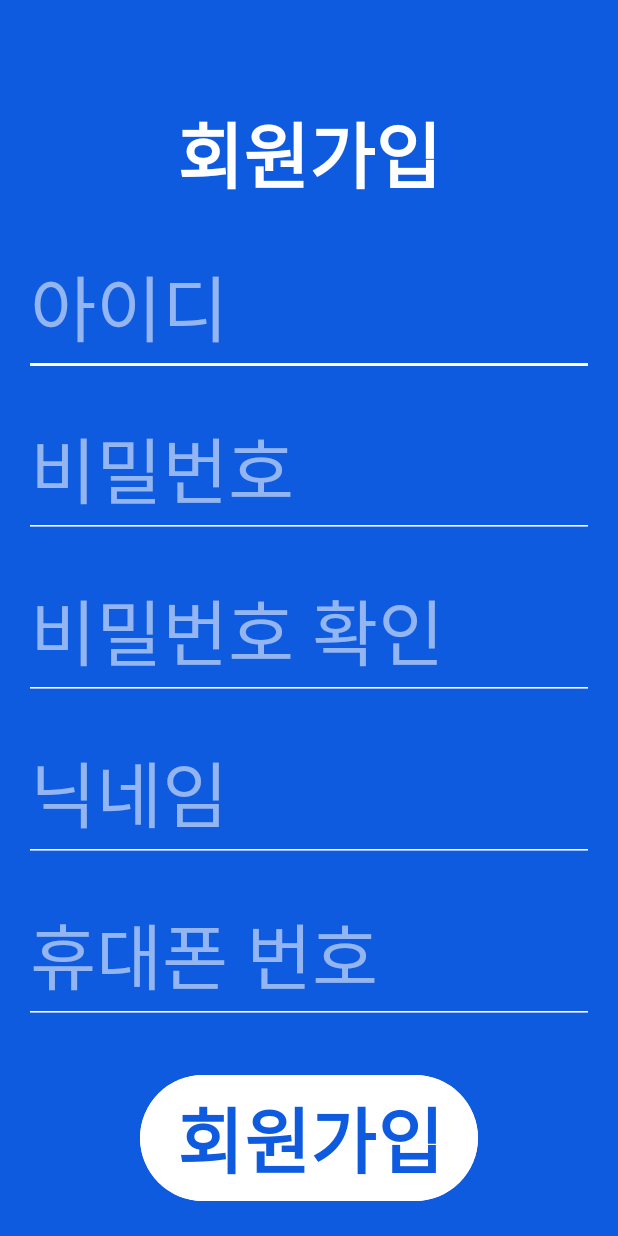
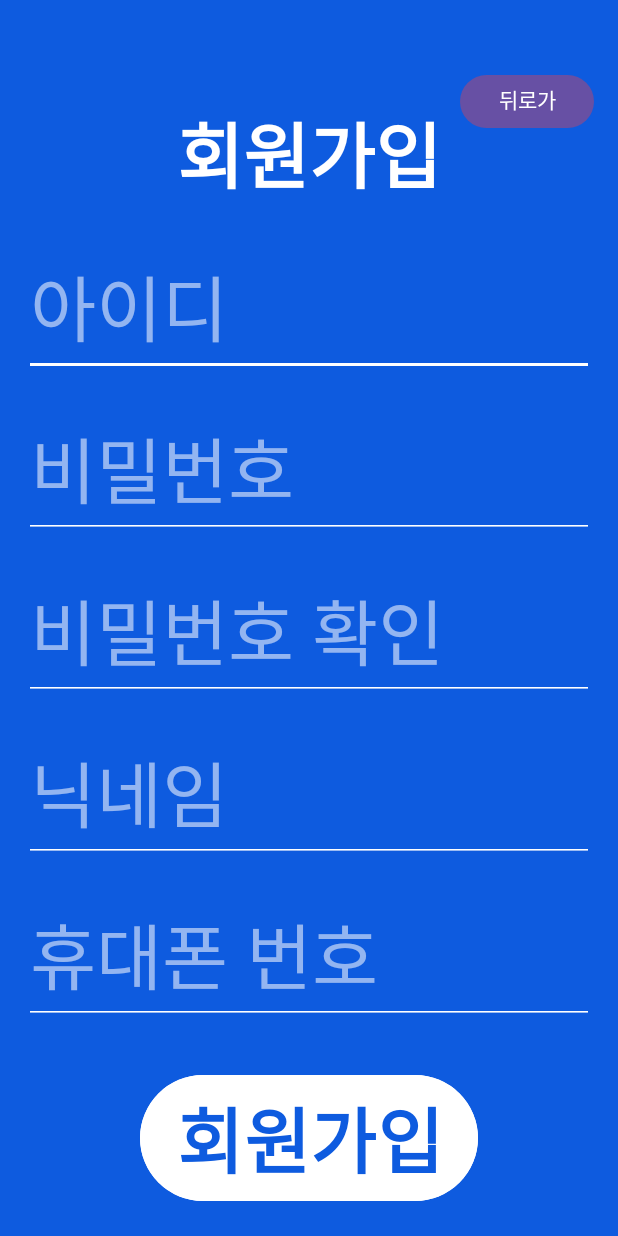
Before and after one commit to jsw9436/Login, an Android app: the RegisterActivity screen opened directly, with no data from a screen before it, on a phone screen of 412 x 824 dp. Run offline under Robolectric (Android 15) with nearby library versions, the phone set to English and light mode, and no system bars.

Commit message:
feat back button

```diff
--- a/app/src/main/java/com/example/loginjae/RegisterActivity.kt
+++ b/app/src/main/java/com/example/loginjae/RegisterActivity.kt
@@ -18,10 +18,18 @@ class RegisterActivity : AppCompatActivity() {
     lateinit var editTextNick_Reg: EditText
     lateinit var editTextPhone: EditText
     lateinit var btnRegister: Button
+    lateinit var back_button:Button
 
     override fun onCreate(savedInstanceState: Bundle?) {
         super.onCreate(savedInstanceState)
         setContentView(R.layout.activity_register)
+        back_button = findViewById<Button>(R.id.back_button)
+        back_button.setOnClickListener{
+
+            val back_buttonIntent =  Intent(this@RegisterActivity, MainActivity::class.java)
+            startActivity(back_buttonIntent)
+        }
+
 
         DB = DBHelper(this)
         editTextId_Reg = findViewById(R.id.editTextId_Reg)
@@ -30,6 +38,7 @@ class RegisterActivity : AppCompatActivity() {
         editTextPhone = findViewById(R.id.editTextPhone_Reg)
         editTextNick_Reg = findViewById(R.id.editTextNick_Reg)
         btnRegister=findViewById<Button>(R.id.btnRegister)
+
 
         btnRegister.setOnClickListener {
             val user = editTextId_Reg.text.toString()
--- a/app/src/main/res/layout/activity_register.xml
+++ b/app/src/main/res/layout/activity_register.xml
@@ -7,6 +7,21 @@
     android:padding="16dp"
     android:background="#0E5BDF"
     tools:context=".RegisterActivity">
+
+    <Button
+        android:id="@+id/back_button"
+        android:layout_width="89dp"
+        android:layout_height="43dp"
+        android:layout_marginTop="30dp"
+
+        android:text="뒤로가기"
+        app:layout_constraintBottom_toBottomOf="parent"
+        app:layout_constraintHorizontal_bias="1.0"
+
+        app:layout_constraintLeft_toLeftOf="parent"
+        app:layout_constraintRight_toRightOf="parent"
+        app:layout_constraintTop_toTopOf="parent"
+        app:layout_constraintVertical_bias="0.0" />
 
     <TextView
         android:id="@+id/textViewTitle"
@@ -111,4 +126,6 @@
         app:layout_constraintEnd_toEndOf="parent"
         android:layout_marginTop="30dp"/>
 
+
+
 </androidx.constraintlayout.widget.ConstraintLayout>
```
